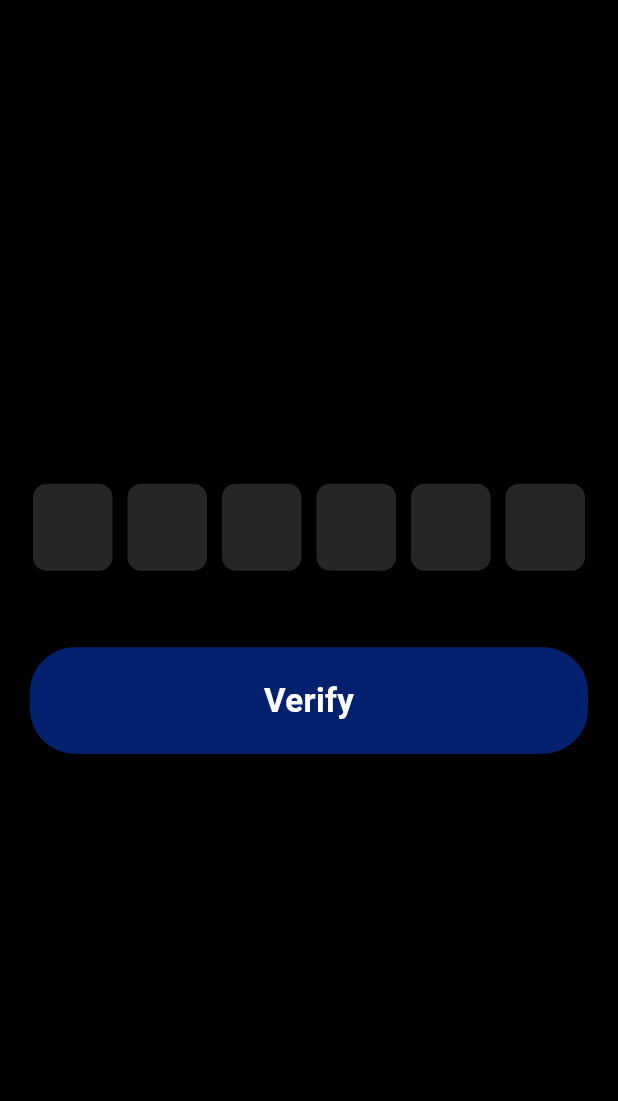
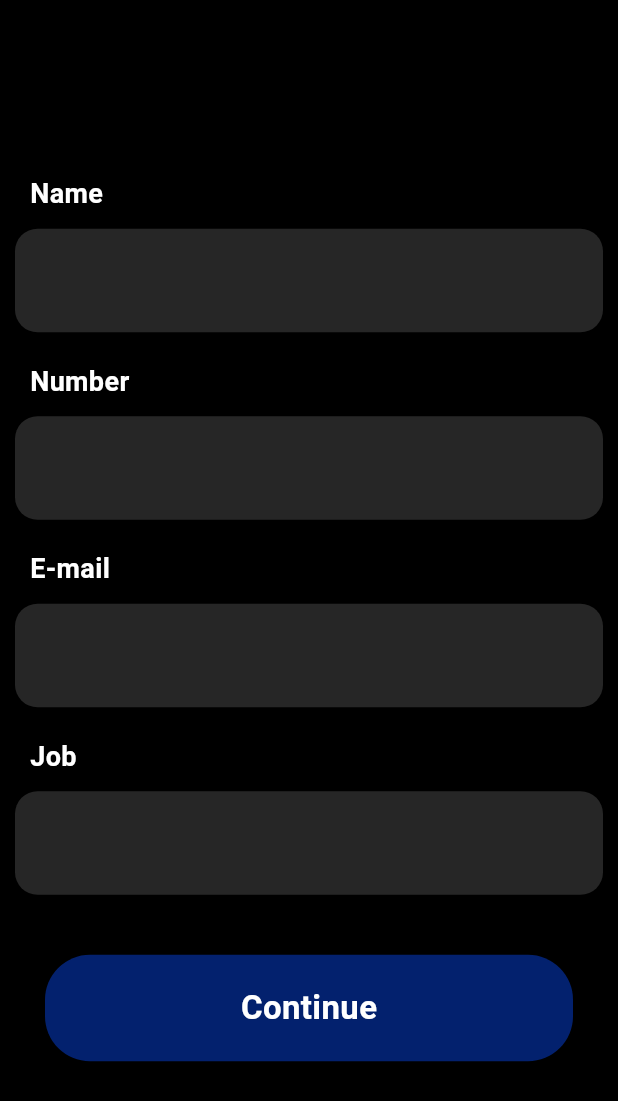
Before and after one commit to fahis7808/Cash-crafter, a Flutter app: the OTPPage screen opened directly, after a tap on "Verify", on a phone screen of 412 x 824 dp. Shown: the top 1101 px of the screen. Run offline on Flutter 3.47's test engine with Material 3 defaults, Android fonts, the phone set to English and light mode, and no system bars; drawn by our look-alikes of pinput; our stand-ins replace fl_chart, hive, hive_flutter, shared_preferences; accounts and stored records are empty.

Commit message:
profile page

```diff
--- a/lib/Pages/screen/authentication/otp_page.dart
+++ b/lib/Pages/screen/authentication/otp_page.dart
@@ -1,4 +1,5 @@
 import 'package:flutter/material.dart';
+import 'package:money_manage_app2/Pages/screen/profile_page.dart';
 import 'package:money_manage_app2/Pages/widget/button.dart';
 import 'package:pinput/pinput.dart';
 
@@ -41,7 +42,7 @@ class OTPPage extends StatelessWidget {
           CustomButton(
             buttonText: "Verify",
             onPressed: () => Navigator.push(
-                context, MaterialPageRoute(builder: (context) => const OTPPage())),
+                context, MaterialPageRoute(builder: (context) => const ProfilePage())),
           ),
           Spacer()
         ],
--- /dev/null
+++ b/lib/Pages/screen/profile_page.dart
@@ -0,0 +1,58 @@
+import 'package:flutter/material.dart';
+import 'package:money_manage_app2/Pages/home_page.dart';
+import 'package:money_manage_app2/Pages/widget/button.dart';
+import 'package:money_manage_app2/Pages/widget/custom_text_field.dart';
+
+class ProfilePage extends StatelessWidget {
+  const ProfilePage({Key? key}) : super(key: key);
+
+  @override
+  Widget build(BuildContext context) {
+    return Scaffold(
+      body: Padding(
+        padding: const EdgeInsets.symmetric(horizontal: 10),
+        child: Column(
+          mainAxisAlignment: MainAxisAlignment.center,
+          children: [
+            const CustomTextField(
+              value: "",
+              text: "Name",
+            ),
+            const SizedBox(
+              height: 20,
+            ),
+            const CustomTextField(
+              value: "",
+              text: "Number",
+            ),
+            const SizedBox(
+              height: 20,
+            ),
+            const CustomTextField(
+              value: "",
+              text: "E-mail",
+            ),
+            const SizedBox(
+              height: 20,
+            ),
+            const CustomTextField(
+              value: "",
+              text: "Job",
+            ),
+            const SizedBox(
+              height: 40,
+            ),
+            CustomButton(
+                buttonText: "Continue",
+                onPressed: () {
+                  Navigator.push(
+                      context,
+                      MaterialPageRoute(
+                          builder: (context) => const HomePage()));
+                })
+          ],
+        ),
+      ),
+    );
+  }
+}
--- a/lib/Pages/widget/button.dart
+++ b/lib/Pages/widget/button.dart
@@ -13,6 +13,7 @@ class CustomButton extends StatelessWidget {
   @override
   Widget build(BuildContext context) {
     return InkWell(
+      highlightColor: Colors.black,
       onTap: onPressed,
       child: Container(
         margin: const EdgeInsets.symmetric(horizontal: 20),
--- a/lib/constant/app_font.dart
+++ b/lib/constant/app_font.dart
@@ -11,4 +11,11 @@ class AppFont {
 
   static TextStyle buttonText = const TextStyle(
       fontSize: 22, fontWeight: FontWeight.bold, color: AppColors.white);
+
+  static TextStyle head = const TextStyle(
+    fontWeight: FontWeight.w900,
+    fontSize: 35,
+    color: AppColors.white,
+  );
+
 }
```
Also changed, not shown: lib/Pages/screen/authentication/mobile_number.dart (+24 -8 lines).
